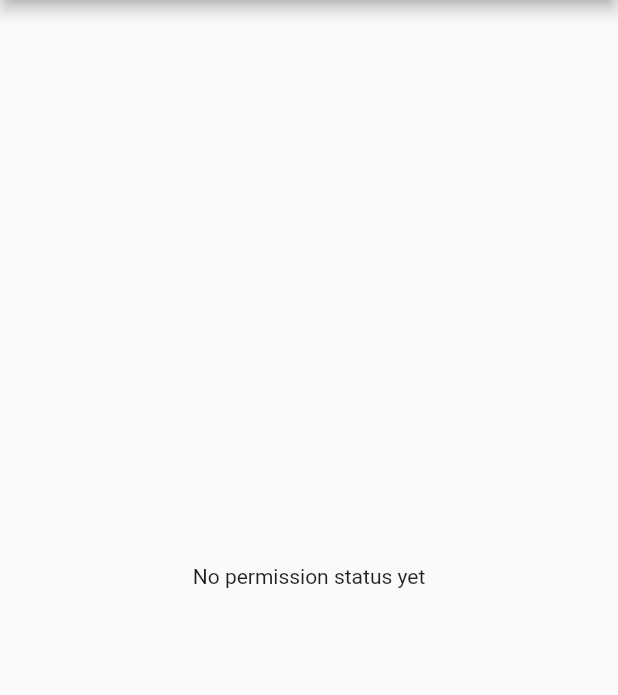
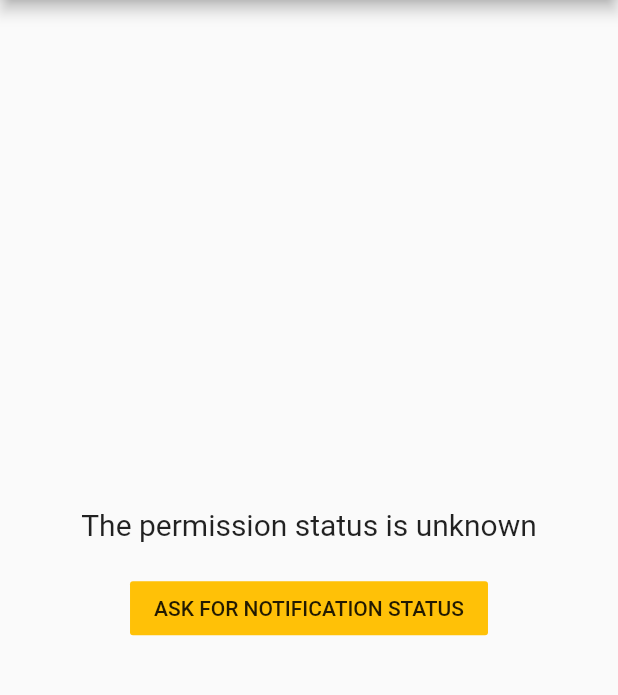
Before and after one commit to Vanethos/flutter_notification_permissions, a Flutter app: the screen it shows after launch, on a phone screen of 412 x 824 dp, the part 84-779 px from its top. Run offline on Flutter 3.47's test engine with Material 2 defaults, Android fonts, the phone set to English and light mode, and no system bars.

Commit message:
More nullsafety updates

```diff
--- a/lib/notification_permissions.dart
+++ b/lib/notification_permissions.dart
@@ -12,15 +12,17 @@ class NotificationPermissions {
       bool openSettings = true}) async {
     final map = iosSettings.toMap();
     map["openSettings"] = openSettings;
-    String status =
+    String? status =
         await _channel.invokeMethod('requestNotificationPermissions', map);
-    return _getPermissionStatus(status);
+    // If we cant determine the status then pass unknown
+    return _getPermissionStatus(status ?? "unknown");
   }
 
   static Future<PermissionStatus> getNotificationPermissionStatus() async {
-    final String status =
+    final String? status =
         await _channel.invokeMethod('getNotificationPermissionStatus');
-    return _getPermissionStatus(status);
+    // If we cant determine the status then pass unknown
+    return _getPermissionStatus(status ?? "unknown");
   }
 
   /// Gets the PermissionStatus from the channel Method
@@ -49,11 +51,11 @@ class NotificationSettingsIos {
     this.alert = true,
     this.badge = true,
   });
-
+  // if we cant find a value from map set it as false instead of null
   NotificationSettingsIos._fromMap(Map<String, bool> settings)
-      : sound = settings['sound'],
-        alert = settings['alert'],
-        badge = settings['badge'];
+      : sound = settings['sound'] ?? false,
+        alert = settings['alert'] ?? false,
+        badge = settings['badge'] ?? false;
 
   final bool sound;
   final bool alert;
--- a/pubspec.yaml
+++ b/pubspec.yaml
@@ -6,7 +6,7 @@ homepage: https://github.com/Vanethos/flutter_notification_permissions/
 issue_tracker: https://github.com/Vanethos/flutter_notification_permissions/issues
 
 environment:
-  sdk: ">=2.1.12 <3.0.0"
+  sdk: '>=2.12.0 <3.0.0'
 
 dependencies:
   flutter:
```
